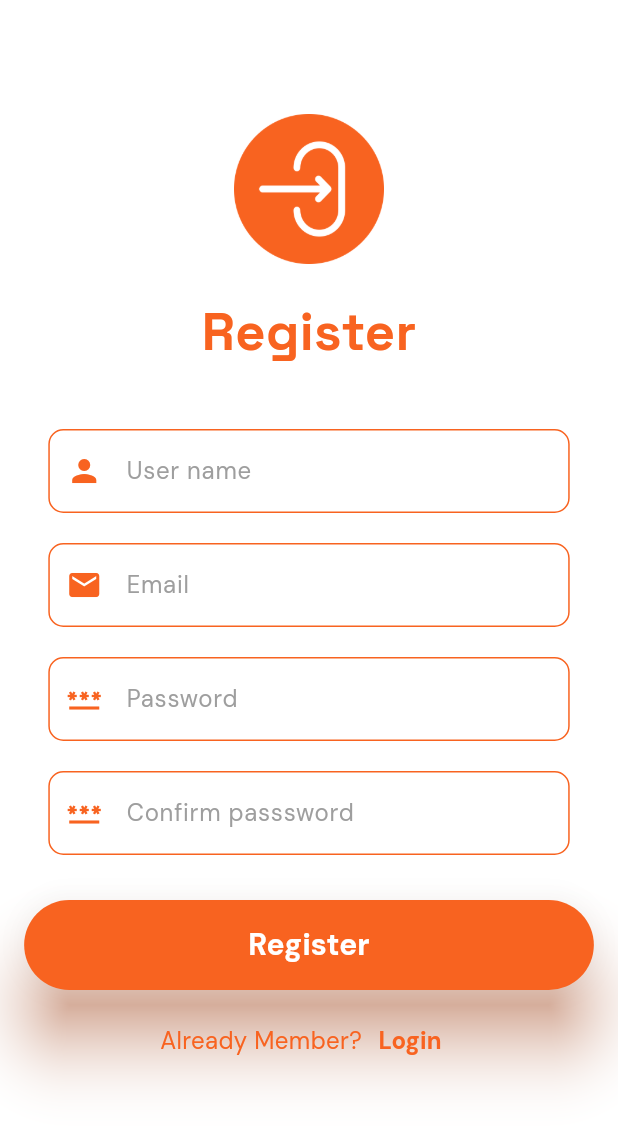
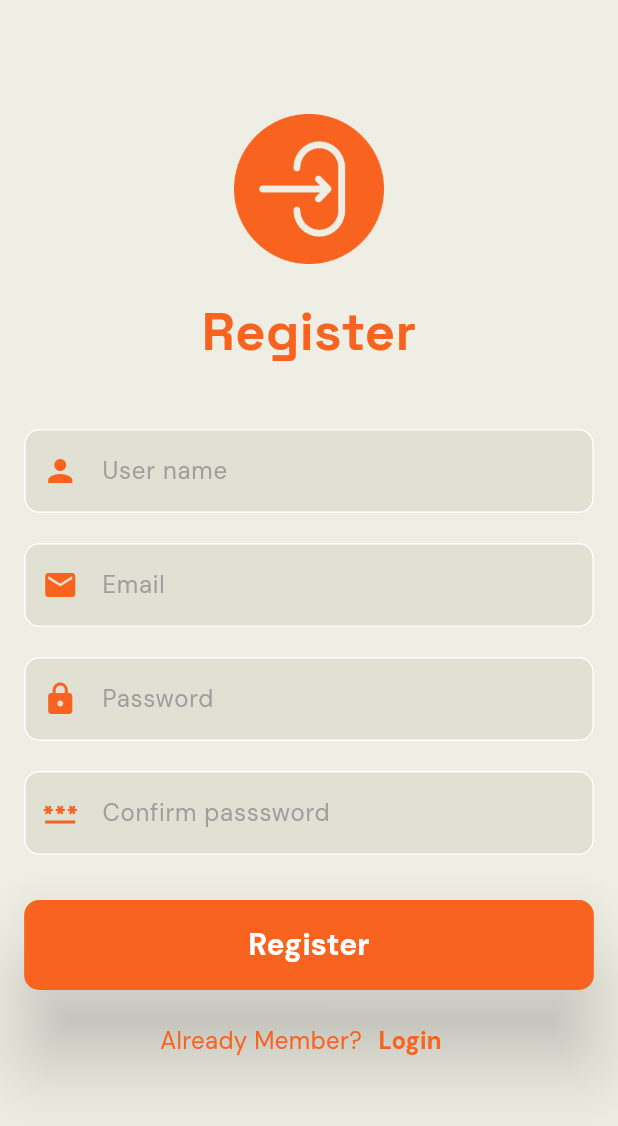
Before and after one commit to ItsJmartin/Library-app-backend, a Flutter app: the RegisterPage screen opened directly, on a phone screen of 412 x 824 dp. Shown: the top 1126 px of the screen. Run offline on Flutter 3.47's test engine with Material 3 defaults, Android fonts, the phone set to English and light mode, and no system bars; our stand-ins replace google_fonts.

Commit message:
textfield correction

```diff
--- a/lib/components/my_button.dart
+++ b/lib/components/my_button.dart
@@ -17,10 +17,9 @@ class MyButton extends StatelessWidget {
   @override
   Widget build(BuildContext context) {
     return Center(
-      child: Container(
+      child: SizedBox(
         width: double.infinity,
         height: 60,
-        padding: EdgeInsets.symmetric(horizontal:16.1),
         child: ElevatedButton(
           style: ElevatedButton.styleFrom(
               shape: RoundedRectangleBorder(
--- a/lib/components/mytextfield.dart
+++ b/lib/components/mytextfield.dart
@@ -21,26 +21,26 @@ class MyTextfield extends StatelessWidget {
 
   @override
   Widget build(BuildContext context) {
-    return Padding(
-      padding: EdgeInsets.symmetric(horizontal: 16.1),
-      child: TextFormField(
+    return TextFormField(
         keyboardType: keyboardType,
         obscureText: obscureText,
         controller: controller,
         validator: validator,
-          style: GoogleFonts.dmSans(color: Colors.grey),
+        style: GoogleFonts.dmSans(color: Colors.black),
         decoration: InputDecoration(
+          filled: true,
+          fillColor: Color.fromARGB(255, 225, 225, 211),
           enabledBorder: OutlineInputBorder(
             borderRadius: BorderRadius.circular(10),
             borderSide: BorderSide(
-                color: Color(0xfff86320),
+              color: Color(0xffffffff),
             ),
           ),
           focusedBorder: OutlineInputBorder(
             borderRadius: BorderRadius.circular(10),
             borderSide: BorderSide(
-                color: Color(0xfff86320),
-                width: 1.5,
+              color: Color(0xffffffff),
+              width: 2,
             ),
           ),
           errorBorder: OutlineInputBorder(
@@ -60,7 +60,6 @@ class MyTextfield extends StatelessWidget {
           prefixIconColor: Color(0xfff86320),
           hintText: hintText,
           hintStyle: GoogleFonts.dmSans(color: Colors.grey),
-          )),
-    );
+        ));
   }
 }
--- a/lib/main.dart
+++ b/lib/main.dart
@@ -1,4 +1,4 @@
-import 'package:chat_app/pages/home_page.dart';
+import 'package:chat_app/services/auth/login_or_register.dart';
 import 'package:flutter/material.dart';
 
 void main() {
@@ -12,7 +12,7 @@ class ChatApp extends StatelessWidget {
   Widget build(BuildContext context) {
     return MaterialApp(
       debugShowCheckedModeBanner: false,
-      home: const HomePage(),
+      home: const LoginOrRegister(),
     );
   }
 }
--- a/lib/pages/login_page.dart
+++ b/lib/pages/login_page.dart
@@ -34,13 +34,15 @@ class _LoginPageState extends State<LoginPage> {
   Widget build(BuildContext context) {
     return Scaffold(
       resizeToAvoidBottomInset: true,
-      backgroundColor: const Color(0xffffffff),
+      backgroundColor: const Color(0xffeeeee4),
       body: SafeArea(
         child: Center(
+          child: Padding(
+            padding: EdgeInsets.all(16.1),
             child: SizedBox(
-            width: double.infinity,
               child: Form(
                 key: _loginKey,
+                child: SingleChildScrollView(
                   child: Column(
                       mainAxisAlignment: MainAxisAlignment.center,
                       crossAxisAlignment: CrossAxisAlignment.center,
@@ -94,10 +96,10 @@ class _LoginPageState extends State<LoginPage> {
 
                         // password textfield
                         MyTextfield(
-                      prefixIcon: Icon(Icons.password),
+                          prefixIcon: Icon(Icons.lock),
                           hintText: "Password",
                           obscureText: true,
-                      controller: _emailController,
+                          controller: _passwordController,
                           keyboardType: TextInputType.number,
                           validator: (value) {
                             if (value == null || value.isEmpty) {
@@ -176,6 +178,8 @@ class _LoginPageState extends State<LoginPage> {
               ),
             ),
           ),
+        ),
+      ),
     );
   }
 }
--- a/lib/pages/register_page.dart
+++ b/lib/pages/register_page.dart
@@ -1,3 +1,4 @@
+import 'package:chat_app/components/my_button.dart';
 import 'package:chat_app/components/mytextfield.dart';
 import 'package:chat_app/pages/login_page.dart';
 import 'package:chat_app/pages/contacts_page.dart';
@@ -30,15 +31,16 @@ class _RegisterPageState extends State<RegisterPage> {
   Widget build(BuildContext context) {
     return Scaffold(
       resizeToAvoidBottomInset: true,
-      backgroundColor: const Color(0xffffffff),
+      backgroundColor: const Color(0xffeeeee4),
       body: SafeArea(
         child: Center(
-          child: SingleChildScrollView(
-            child: Container(
-              width: double.infinity,
+          child: Padding(
             padding: EdgeInsets.all(16.1),
+            child: SizedBox(
+
               child: Form(
                 key: _registerKey,
+                child: SingleChildScrollView(
                   child: Column(
                       mainAxisAlignment: MainAxisAlignment.center,
                       crossAxisAlignment: CrossAxisAlignment.center,
@@ -109,7 +111,7 @@ class _RegisterPageState extends State<RegisterPage> {
 
                         // password textField
                         MyTextfield(
-                        prefixIcon: Icon(Icons.password),
+                          prefixIcon: Icon(Icons.lock),
                           hintText: "Password",
                           obscureText: true,
                           controller: _passwordController,
@@ -148,12 +150,8 @@ class _RegisterPageState extends State<RegisterPage> {
                         SizedBox(
                           width: double.infinity,
                           height: 60,
-                        child: ElevatedButton(
-                          style: ElevatedButton.styleFrom(
-                            backgroundColor: Color(0xfff86320),
-                            elevation: 20,
-                            shadowColor: Color(0xfff86320),
-                          ),
+                          child: MyButton(
+                            text: "Register",
                             onPressed: () {
                               if (_registerKey.currentState!.validate()) {
                                 _usernameController.clear();
@@ -177,14 +175,7 @@ class _RegisterPageState extends State<RegisterPage> {
                                 );
                               }
                             },
-                          child: Text(
-                            "Register",
-                            style: GoogleFonts.dmSans(
-                              color: const Color(0xffffffff),
-                              fontSize: 20,
-                              fontWeight: FontWeight.bold,
-                            ),
-                          ),
+
                           ),
                         ),
 
@@ -229,6 +220,7 @@ class _RegisterPageState extends State<RegisterPage> {
             ),
           ),
         ),
+      ),
     );
   }
 }
--- a/pubspec.yaml
+++ b/pubspec.yaml
@@ -37,7 +37,7 @@ dependencies:
   cupertino_icons: ^1.0.8
   google_fonts: ^6.2.1
   provider: ^6.1.2
-  firebase_core: ^3.8.1
+  firebase_core: ^3.9.0
   firebase_auth: ^5.3.4
   cloud_firestore: ^5.5.1
 
```
Also changed, not shown: lib/demo.dart (deleted, +0 -44 lines), pubspec.lock, 1 other file. Lines whose indentation alone changed are shown as unchanged.
